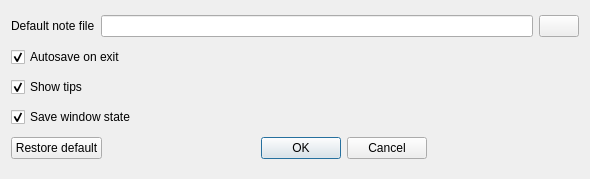
Qt form preferencesdialog.ui (koalakoker/ogappm) before a commit.
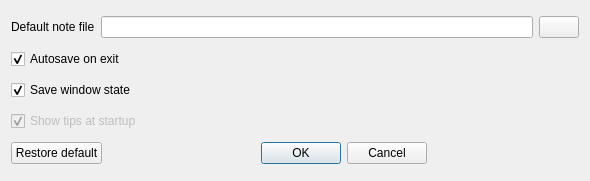
The same form after that commit. Icons and pictures are not drawn.

Diff of the .ui file:
```diff
--- a/preferencesdialog.ui
+++ b/preferencesdialog.ui
@@ -7,7 +7,7 @@
     <x>0</x>
     <y>0</y>
     <width>590</width>
-    <height>179</height>
+    <height>181</height>
    </rect>
   </property>
   <property name="windowTitle">
@@ -55,16 +55,6 @@
      </property>
     </widget>
    </item>
-   <item>
-    <widget class="QCheckBox" name="ShowTips">
-     <property name="text">
-      <string>Show tips</string>
-     </property>
-     <property name="checked">
-      <bool>true</bool>
-     </property>
-    </widget>
-   </item>
    <item>
     <widget class="QCheckBox" name="SaveWinState">
      <property name="text">
@@ -75,6 +65,19 @@
      </property>
     </widget>
    </item>
+   <item>
+    <widget class="QCheckBox" name="ShowTips">
+     <property name="enabled">
+      <bool>false</bool>
+     </property>
+     <property name="text">
+      <string>Show tips at startup</string>
+     </property>
+     <property name="checked">
+      <bool>true</bool>
+     </property>
+    </widget>
+   </item>
    <item>
     <layout class="QHBoxLayout" name="horizontalLayout_2">
      <item>
```
